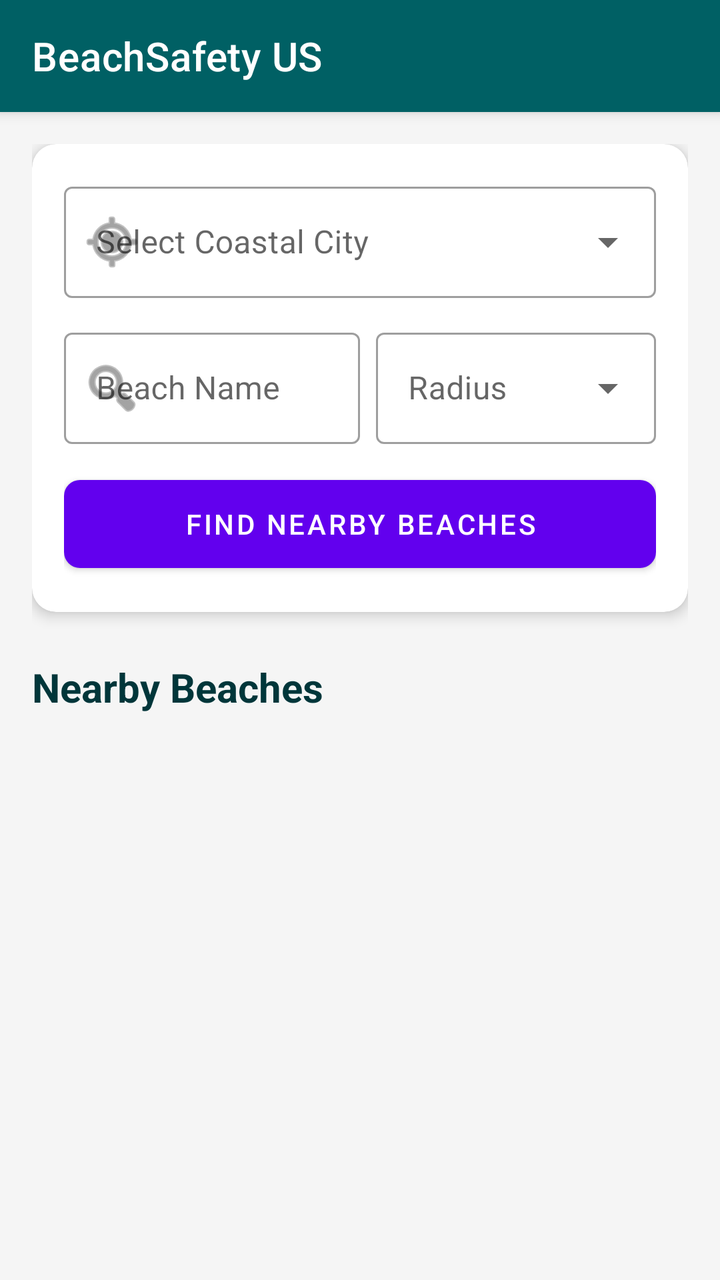
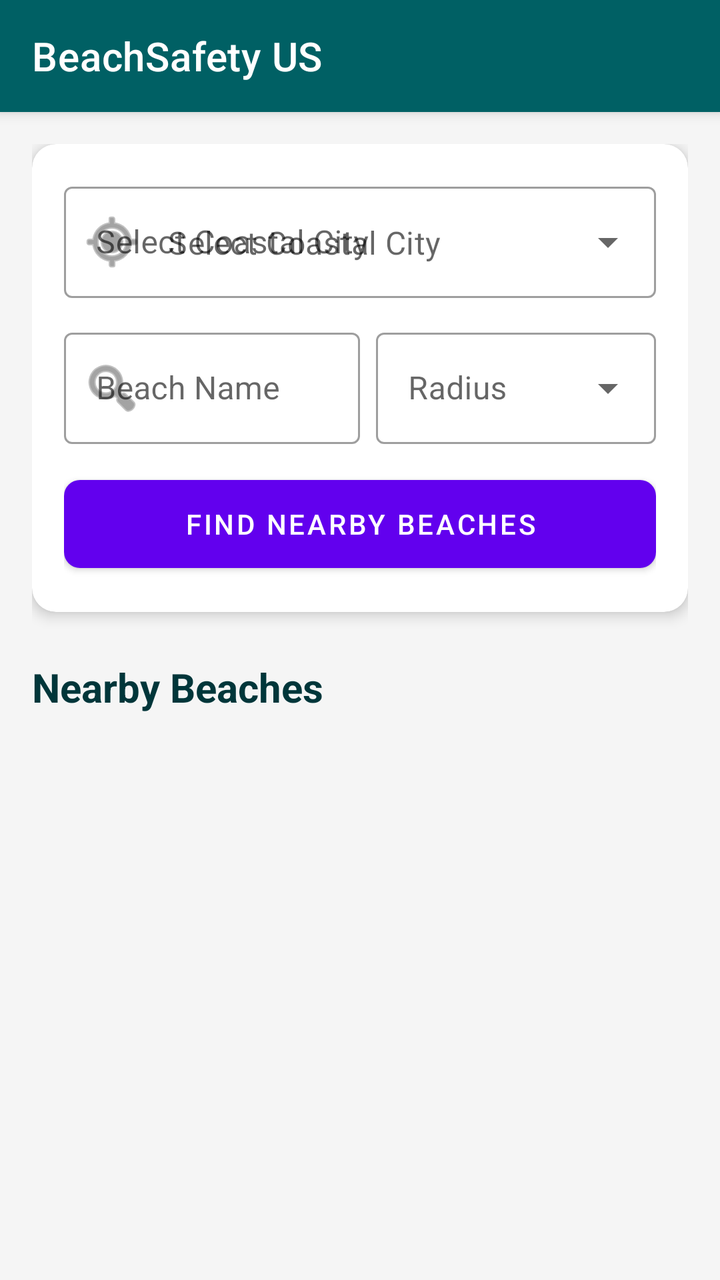

Compare the two renders of this Android layout. The source of the first and the diff that turns it into the second are given below.
<!-- AndroidManifest.xml: activity theme Theme.MyApplication -->
<!-- res/layout/activity_main.xml -->
<?xml version="1.0" encoding="utf-8"?>
<androidx.coordinatorlayout.widget.CoordinatorLayout xmlns:android="http://schemas.android.com/apk/res/android"
    xmlns:app="http://schemas.android.com/apk/res-auto"
    android:layout_width="match_parent"
    android:layout_height="match_parent"
    android:background="@color/background">

    <com.google.android.material.appbar.AppBarLayout
        android:layout_width="match_parent"
        android:layout_height="wrap_content"
        android:background="@color/primary">

        <com.google.android.material.appbar.MaterialToolbar
            android:id="@+id/toolbar"
            android:layout_width="match_parent"
            android:layout_height="?attr/actionBarSize"
            app:title="BeachSafety US"
            app:titleTextColor="@color/on_primary" />

    </com.google.android.material.appbar.AppBarLayout>

    <androidx.core.widget.NestedScrollView
        android:layout_width="match_parent"
        android:layout_height="match_parent"
        app:layout_behavior="@string/appbar_scrolling_view_behavior">

        <LinearLayout
            android:layout_width="match_parent"
            android:layout_height="wrap_content"
            android:orientation="vertical"
            android:padding="16dp">

            <com.google.android.material.card.MaterialCardView
                android:layout_width="match_parent"
                android:layout_height="wrap_content"
                app:cardCornerRadius="12dp"
                app:cardElevation="4dp"
                app:strokeWidth="0dp">

                <LinearLayout
                    android:layout_width="match_parent"
                    android:layout_height="wrap_content"
                    android:orientation="vertical"
                    android:padding="16dp">

                    <com.google.android.material.textfield.TextInputLayout
                        style="@style/Widget.MaterialComponents.TextInputLayout.OutlinedBox.ExposedDropdownMenu"
                        android:layout_width="match_parent"
                        android:layout_height="wrap_content"
                        android:hint="Select Coastal City"
                        app:startIconDrawable="@android:drawable/ic_menu_mylocation">

                        <AutoCompleteTextView
                            android:id="@+id/citySearchEditText"
                            android:layout_width="match_parent"
                            android:layout_height="wrap_content"
                            android:completionThreshold="1"
                            android:inputType="text" />
                    </com.google.android.material.textfield.TextInputLayout>

                    <LinearLayout
                        android:layout_width="match_parent"
                        android:layout_height="wrap_content"
                        android:layout_marginTop="12dp"
                        android:orientation="horizontal">

                        <com.google.android.material.textfield.TextInputLayout
                            style="@style/Widget.MaterialComponents.TextInputLayout.OutlinedBox"
                            android:layout_width="0dp"
                            android:layout_height="wrap_content"
                            android:layout_weight="1"
                            android:hint="Beach Name"
                            app:startIconDrawable="@android:drawable/ic_menu_search">

                            <com.google.android.material.textfield.TextInputEditText
                                android:id="@+id/searchEditText"
                                android:layout_width="match_parent"
                                android:layout_height="wrap_content"
                                android:inputType="text" />
                        </com.google.android.material.textfield.TextInputLayout>

                        <com.google.android.material.textfield.TextInputLayout
                            style="@style/Widget.MaterialComponents.TextInputLayout.OutlinedBox.ExposedDropdownMenu"
                            android:layout_width="140dp"
                            android:layout_height="wrap_content"
                            android:layout_marginStart="8dp"
                            android:hint="Radius">

                            <AutoCompleteTextView
                                android:id="@+id/radiusSpinner"
                                android:layout_width="match_parent"
                                android:layout_height="wrap_content"
                                android:inputType="none" />
                        </com.google.android.material.textfield.TextInputLayout>
                    </LinearLayout>

                    <com.google.android.material.button.MaterialButton
                        android:id="@+id/citySearchButton"
                        android:layout_width="match_parent"
                        android:layout_height="56dp"
                        android:layout_marginTop="12dp"
                        android:text="Find Nearby Beaches"
                        app:cornerRadius="8dp" />
                </LinearLayout>
            </com.google.android.material.card.MaterialCardView>


            <TextView
                android:layout_width="wrap_content"
                android:layout_height="wrap_content"
                android:layout_marginTop="24dp"
                android:layout_marginBottom="8dp"
                android:text="Nearby Beaches"
                android:textColor="@color/primary_variant"
                android:textSize="20sp"
                android:textStyle="bold" />

            <androidx.recyclerview.widget.RecyclerView
                android:id="@+id/beachRecyclerView"
                android:layout_width="match_parent"
                android:layout_height="wrap_content"
                android:nestedScrollingEnabled="false" />

        </LinearLayout>
    </androidx.core.widget.NestedScrollView>

</androidx.coordinatorlayout.widget.CoordinatorLayout>
<!-- resources referenced by this layout -->
<resources>
  <color name="background">#F5F5F5</color>
  <color name="on_primary">#FFFFFF</color>
  <color name="primary">#006064</color>
  <color name="primary_variant">#00363a</color>
  <style name="Theme.MyApplication" parent="Theme.MaterialComponents.DayNight.NoActionBar">
          
          <item name="colorPrimary">@color/purple_500</item>
          <item name="colorPrimaryVariant">@color/purple_700</item>
          <item name="colorOnPrimary">@color/white</item>
          
          <item name="colorSecondary">@color/teal_200</item>
          <item name="colorSecondaryVariant">@color/teal_700</item>
          <item name="colorOnSecondary">@color/black</item>
          
          <item name="android:statusBarColor">?attr/colorPrimaryVariant</item>
          
          <item name="windowActionBar">false</item>
          <item name="windowNoTitle">true</item>
          
      </style>
  <color name="purple_500">#6200EE</color>
  <color name="purple_700">#3700B3</color>
  <color name="white">#FFFFFF</color>
  <color name="teal_200">#03DAC5</color>
  <color name="teal_700">#018786</color>
  <color name="black">#000000</color>
</resources>

<!-- the commit's change to res/layout/activity_main.xml (unified diff, before → after) -->
@@ -14,7 +14,7 @@
             android:id="@+id/toolbar"
             android:layout_width="match_parent"
             android:layout_height="?attr/actionBarSize"
-            app:title="BeachSafety US"
+            app:title="@string/app_name"
             app:titleTextColor="@color/on_primary" />
 
     </com.google.android.material.appbar.AppBarLayout>
@@ -47,7 +47,7 @@
                         style="@style/Widget.MaterialComponents.TextInputLayout.OutlinedBox.ExposedDropdownMenu"
                         android:layout_width="match_parent"
                         android:layout_height="wrap_content"
-                        android:hint="Select Coastal City"
+                        android:hint="@string/select_coastal_city"
                         app:startIconDrawable="@android:drawable/ic_menu_mylocation">
 
                         <AutoCompleteTextView
@@ -55,6 +55,7 @@
                             android:layout_width="match_parent"
                             android:layout_height="wrap_content"
                             android:completionThreshold="1"
+                            android:hint="@string/select_coastal_city"
                             android:inputType="text" />
                     </com.google.android.material.textfield.TextInputLayout>
 
@@ -62,6 +63,7 @@
                         android:layout_width="match_parent"
                         android:layout_height="wrap_content"
                         android:layout_marginTop="12dp"
+                        android:baselineAligned="false"
                         android:orientation="horizontal">
 
                         <com.google.android.material.textfield.TextInputLayout
@@ -69,7 +71,7 @@
                             android:layout_width="0dp"
                             android:layout_height="wrap_content"
                             android:layout_weight="1"
-                            android:hint="Beach Name"
+                            android:hint="@string/beach_name_hint"
                             app:startIconDrawable="@android:drawable/ic_menu_search">
 
                             <com.google.android.material.textfield.TextInputEditText
@@ -84,7 +86,7 @@
                             android:layout_width="140dp"
                             android:layout_height="wrap_content"
                             android:layout_marginStart="8dp"
-                            android:hint="Radius">
+                            android:hint="@string/radius_hint">
 
                             <AutoCompleteTextView
                                 android:id="@+id/radiusSpinner"
@@ -99,18 +101,17 @@
                         android:layout_width="match_parent"
                         android:layout_height="56dp"
                         android:layout_marginTop="12dp"
-                        android:text="Find Nearby Beaches"
+                        android:text="@string/find_nearby_beaches"
                         app:cornerRadius="8dp" />
                 </LinearLayout>
             </com.google.android.material.card.MaterialCardView>
-
 
             <TextView
                 android:layout_width="wrap_content"
                 android:layout_height="wrap_content"
                 android:layout_marginTop="24dp"
                 android:layout_marginBottom="8dp"
-                android:text="Nearby Beaches"
+                android:text="@string/nearby_beaches"
                 android:textColor="@color/primary_variant"
                 android:textSize="20sp"
                 android:textStyle="bold" />
<!-- resource entries referenced after the edit -->
@@ -4,6 +4,12 @@
   <color name="on_primary">#FFFFFF</color>
   <color name="primary">#006064</color>
   <color name="primary_variant">#00363a</color>
+  <string name="app_name">BeachSafety US</string>
+  <string name="beach_name_hint">Beach Name</string>
+  <string name="find_nearby_beaches">Find Nearby Beaches</string>
+  <string name="nearby_beaches">Nearby Beaches</string>
+  <string name="radius_hint">Radius</string>
+  <string name="select_coastal_city">Select Coastal City</string>
   <style name="Theme.MyApplication" parent="Theme.MaterialComponents.DayNight.NoActionBar">
           
           <item name="colorPrimary">@color/purple_500</item>
